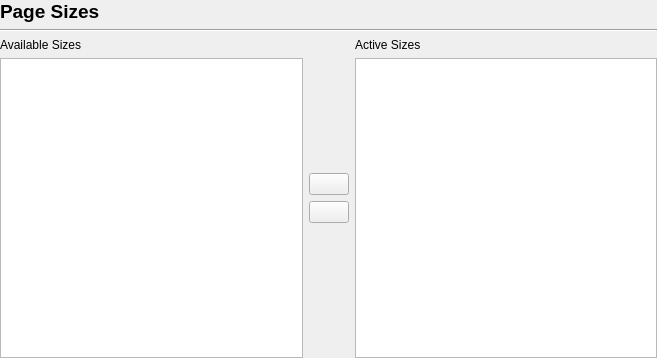
Above: scribus/ui/prefs_pagesizesbase.ui from scribusproject/scribus before the change. Below: the same form after it.
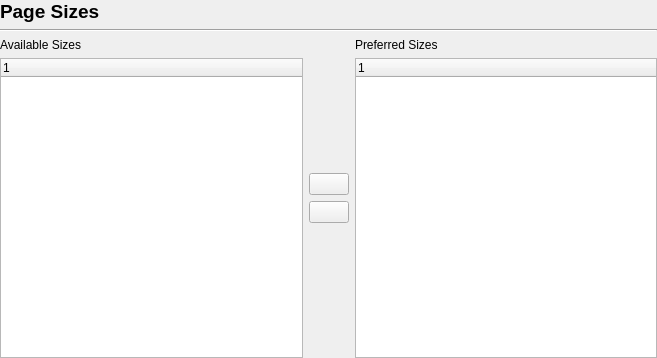
That is the form after the change.

What changed in the file:
```diff
--- a/scribus/ui/prefs_pagesizesbase.ui
+++ b/scribus/ui/prefs_pagesizesbase.ui
@@ -56,16 +56,15 @@
         </widget>
        </item>
        <item>
-        <widget class="QListWidget" name="availableSizesListWidget">
-         <property name="alternatingRowColors">
-          <bool>false</bool>
-         </property>
+        <widget class="QTreeWidget" name="treeAvailableSizes">
          <property name="selectionMode">
           <enum>QAbstractItemView::ExtendedSelection</enum>
          </property>
-         <property name="sortingEnabled">
-          <bool>true</bool>
-         </property>
+         <column>
+          <property name="text">
+           <string notr="true">1</string>
+          </property>
+         </column>
         </widget>
        </item>
       </layout>
@@ -119,18 +118,20 @@
        <item>
         <widget class="QLabel" name="label_3">
          <property name="text">
-          <string>Active Sizes</string>
+          <string>Preferred Sizes</string>
          </property>
         </widget>
        </item>
        <item>
-        <widget class="QListWidget" name="activeSizesListWidget">
+        <widget class="QTreeWidget" name="treeActiveSizes">
          <property name="selectionMode">
           <enum>QAbstractItemView::ExtendedSelection</enum>
          </property>
-         <property name="sortingEnabled">
-          <bool>true</bool>
-         </property>
+         <column>
+          <property name="text">
+           <string notr="true">1</string>
+          </property>
+         </column>
         </widget>
        </item>
       </layout>
```
Left out of the diff: 11 changed lines with no effect on the pictures.
